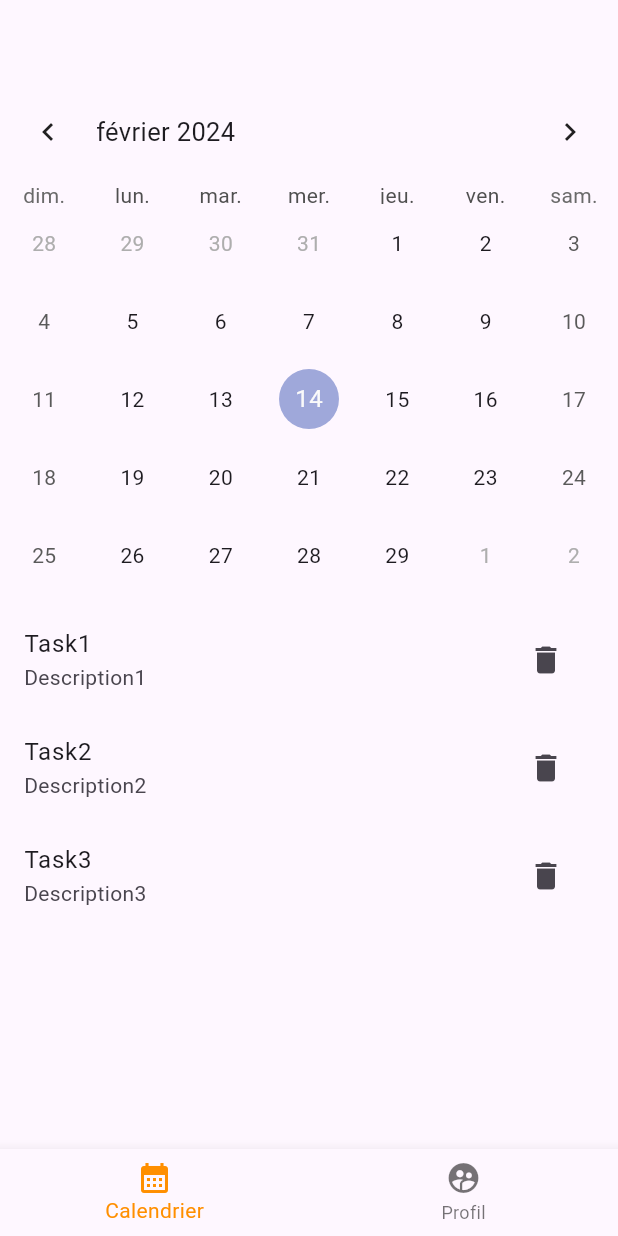
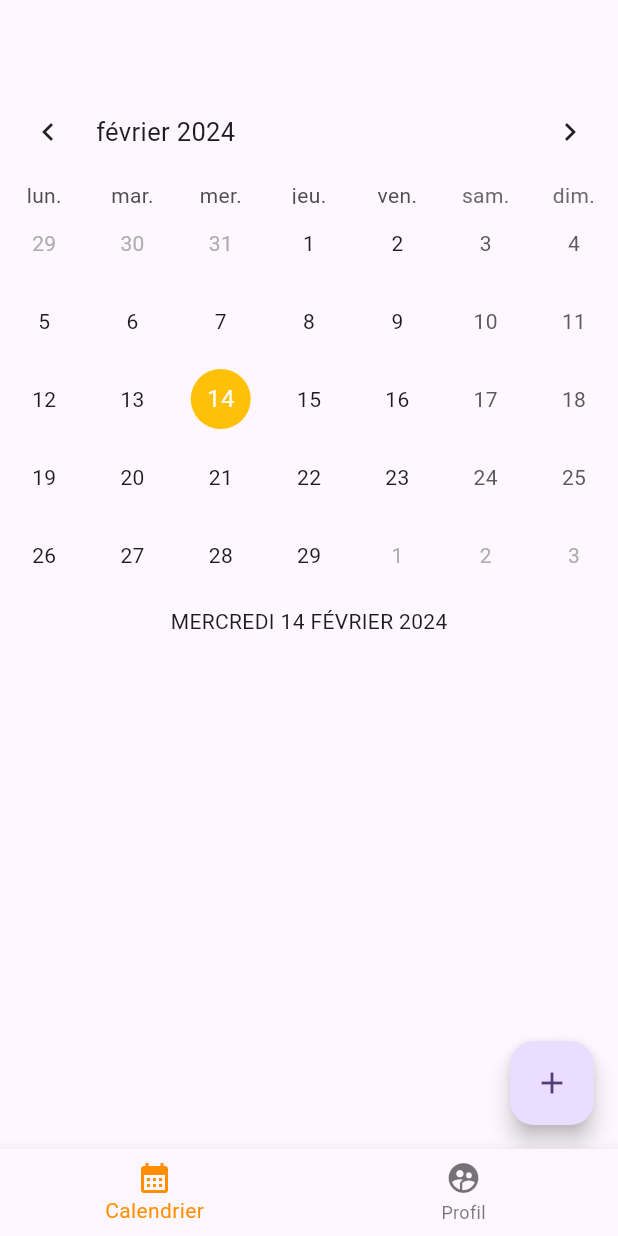
Before and after one commit to RomainG06/TaskView-Calendar, a Flutter app: the screen it shows after launch, on a phone screen of 412 x 824 dp. Run offline on Flutter 3.47's test engine with Material 3 defaults, Android fonts, the phone set to English and light mode, and no system bars; drawn by our look-alikes of table_calendar.

Commit message:
Add task calendar, reacts list tasks
Methods calendar, method  parseDate controller , design Calendar

```diff
--- a/task_calendar/lib/controller/task_controller.dart
+++ b/task_calendar/lib/controller/task_controller.dart
@@ -1,7 +1,8 @@
+import 'package:intl/intl.dart';
 import 'package:task_calendar/model/task.dart';
 
 class TaskController {
-  // La liste de tâches utilisé dans l'App
+  // La liste des tâches complete utilisé dans l'App
   List<Task> tasks = [];
 
   // Chargement local de tâche
@@ -31,8 +32,20 @@ class TaskController {
     ];
   }
 
-  String parseDate(DateTime date) {
-    return "";
+// Permet de retourner les heures et les minutes à partir d'une date
+  String parseDateHour(DateTime date) {
+    String hour = date.hour.toString();
+    String minutes = date.minute.toString();
+    return "$hour: $minutes";
+  }
+
+// Permet de retourner le jour/mois/année d'une date en francais
+  String parseDateDay(DateTime date) {
+    String locale = "fr_FR";
+    String day = DateFormat.EEEE(locale).format(date);
+    String dayMonth = DateFormat.MMMMd(locale).format(date);
+    String year = DateFormat.y(locale).format(date);
+    return "${day.toUpperCase()} ${dayMonth.toUpperCase()} $year";
   }
 
   void sendTaskToServer() {}
--- a/task_calendar/lib/view/calendar.dart
+++ b/task_calendar/lib/view/calendar.dart
@@ -2,6 +2,7 @@ import 'package:flutter/material.dart';
 import 'package:table_calendar/table_calendar.dart';
 import 'package:task_calendar/controller/task_controller.dart';
 import 'package:task_calendar/model/task.dart';
+import 'package:task_calendar/theme.dart';
 
 class CalendarPage extends StatefulWidget {
   const CalendarPage({super.key});
@@ -11,53 +12,123 @@ class CalendarPage extends StatefulWidget {
 }
 
 class _CalendarPageState extends State<CalendarPage> {
+  final _formKey = GlobalKey<FormState>();
+  DateTime _focusedDay = DateTime.now();
+  DateTime? _selectedDay;
+  // peut être mettre dans le controller
+  Map<DateTime, List<Task>> tasks = {};
+  late final ValueNotifier<List<Task>> _selectedTasks;
   TaskController controller = TaskController();
 
   @override
   void initState() {
     super.initState();
     setState(() {
-      controller.loadTasks();
+      _selectedDay = _focusedDay;
+      _selectedTasks = ValueNotifier(getTaskByDay(_selectedDay!));
+    });
+  }
+
+// Méthode permettant de changer le jour selectionné avec le jour selectionné sur le calendrier
+  void onDaySelected(DateTime selectedDay, DateTime focusedDay) {
+    if (_selectedDay != selectedDay) {
+      setState(() {
+        _selectedDay = selectedDay;
+        _focusedDay = focusedDay;
+        _selectedTasks.value = getTaskByDay(selectedDay);
+      });
+    }
+  }
+
+  List<Task> getTaskByDay(DateTime day) {
+    return tasks[day] ?? [];
+  }
+
+  Future<void> addTask(BuildContext context) {
+    return showDialog<void>(
+        context: context,
+        builder: (BuildContext context) {
+          return AlertDialog(
+              scrollable: true,
+              title: const Text('Ajouter une tâche!'),
+              content: Container(
+                  padding: EdgeInsets.all(8),
+                  child: ElevatedButton(
+                      child: Text("Creer tache"),
+                      onPressed: () {
+                        setState(() {
+                          tasks.addAll({
+                            _selectedDay!: [
+                              Task(
+                                  title: "Tache test",
+                                  description: "Test",
+                                  start: DateTime.now(),
+                                  end: DateTime.now(),
+                                  date: DateTime.now(),
+                                  isNotification: false)
+                            ]
+                          });
+                        });
+                      })));
         });
   }
 
   @override
   Widget build(BuildContext context) {
-    return Column(children: [
+    return Scaffold(
+      floatingActionButton: FloatingActionButton(
+        onPressed: () {
+          addTask(context);
+        },
+        child: Icon(Icons.add),
+      ),
+      body: Column(children: [
         TableCalendar(
-        focusedDay: DateTime.now(),
+          focusedDay: _focusedDay,
           firstDay: DateTime.utc(2023, 09, 01),
           lastDay: DateTime.utc(2030, 1, 01),
+          calendarStyle: const CalendarStyle(
+              todayDecoration: BoxDecoration(
+                  color: Color.fromARGB(127, 255, 193, 7),
+                  shape: BoxShape.circle),
+              selectedDecoration:
+                  BoxDecoration(color: amberCustom, shape: BoxShape.circle)),
+          selectedDayPredicate: (day) => isSameDay(_selectedDay, day),
+          onDaySelected: onDaySelected,
+          startingDayOfWeek: StartingDayOfWeek.monday,
           locale: ("fr_FR"),
           calendarFormat: CalendarFormat.month,
           headerStyle: const HeaderStyle(formatButtonVisible: false),
+          eventLoader: getTaskByDay,
         ),
         const SizedBox(
           height: 8,
         ),
-      controller.tasks.isNotEmpty
-          ? Container(
-              height: MediaQuery.of(context).size.height / 2.5,
-              child: Center(
-                child: ListView.builder(
-                  itemCount: controller.tasks.length,
+        Center(child: Text(controller.parseDateDay(_selectedDay!))),
+        SizedBox(
+          height: MediaQuery.of(context).size.height * 0.25,
+          child: ValueListenableBuilder<List<Task>>(
+            valueListenable: _selectedTasks,
+            builder: (context, value, child) {
+              return ListView.builder(
+                itemCount: value.length,
                 itemBuilder: (context, index) {
                   return ListTile(
-                      title: Text(controller.tasks[index].title),
-                      subtitle: Text(controller.tasks[index].description),
+                    leading: Text(
+                        "Commence: ${controller.parseDateHour(value[index].start)} \n Termine : ${controller.parseDateHour(value[index].end)}"),
+                    title: Text(value[index].title),
+                    subtitle: Text(value[index].description),
                     trailing: IconButton(
                       icon: Icon(Icons.delete),
-                        onPressed: () {
-                          /* deleteTask(controller.myTaskList[index]); */
+                      onPressed: () {},
+                    ),
+                  );
                 },
-                      ),
-                      /* onTap: () => goToDetails(controller.myTaskList[index]), */
               );
             },
           ),
-              ),
         )
-          : Container()
-    ]);
+      ]),
+    );
   }
 }
```
Lines whose indentation alone changed are shown as unchanged.
